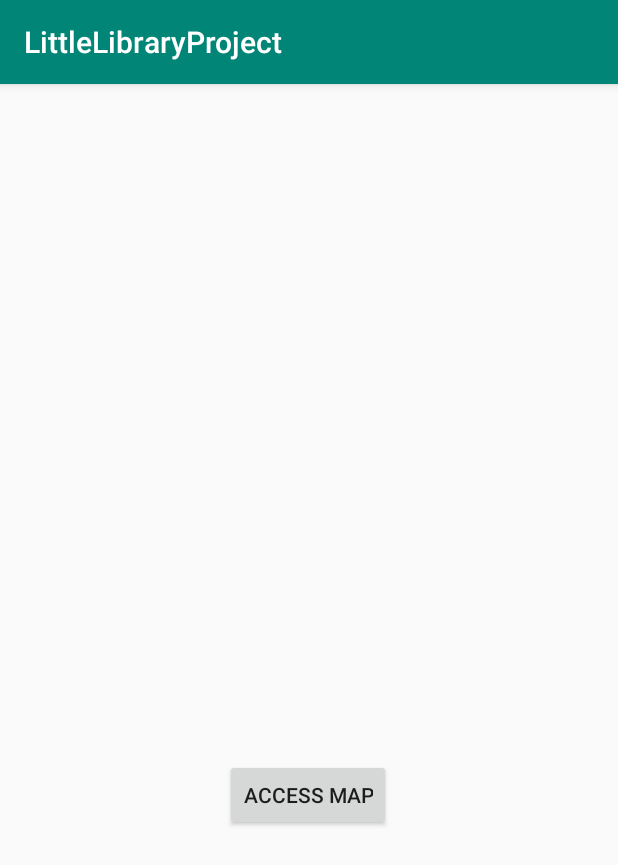
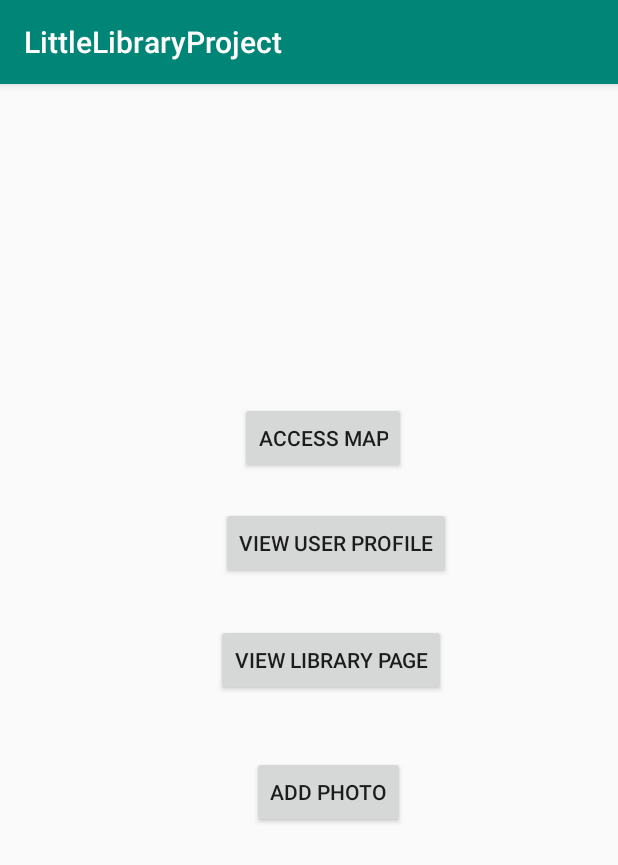
Before and after one commit to Corb3t/Little-Library-Android-Project, an Android app: the screen it shows after launch (MainActivity), on a phone screen of 412 x 824 dp. Shown: the top 865 px of the screen. Run offline under Robolectric (Android 15) with nearby library versions, the phone set to English and light mode, and no system bars.

Commit message:
Created Main Activity Skeleton

```diff
--- a/app/src/main/AndroidManifest.xml
+++ b/app/src/main/AndroidManifest.xml
@@ -15,7 +15,8 @@
         android:roundIcon="@mipmap/ic_launcher_round"
         android:supportsRtl="true"
         android:theme="@style/AppTheme">
-        <activity android:name=".LibraryActivity"></activity>
+        <activity android:name=".UsersActivity"></activity>
+        <activity android:name=".LibraryActivity" />
         <!--
              The API key for Google Maps-based APIs is defined as a string resource.
              (See the file "res/values/google_maps_api.xml").
--- a/app/src/main/java/com/example/littlelibraryproject/MainActivity.java
+++ b/app/src/main/java/com/example/littlelibraryproject/MainActivity.java
@@ -2,6 +2,7 @@
 
 import androidx.appcompat.app.AppCompatActivity;
 
+import android.app.Activity;
 import android.content.Intent;
 import android.os.Bundle;
 import android.view.View;
@@ -27,10 +28,51 @@
                 openMapsActivity();
             }
         });
+
+        button = (Button) findViewById(R.id.button2);
+        button.setOnClickListener(new View.OnClickListener(){
+            @Override
+            public void onClick(View v) {
+                openUsersActivity();
+            }
+        });
+
+        button = (Button) findViewById(R.id.button3);
+        button.setOnClickListener(new View.OnClickListener(){
+            @Override
+            public void onClick(View v) {
+                openLibraryActivity();
+            }
+        });
+
+        button = (Button) findViewById(R.id.button4);
+        button.setOnClickListener(new View.OnClickListener(){
+            @Override
+            public void onClick(View v) {
+                openPhotoActivity();
+            }
+        });
     }
 
     public void openMapsActivity() {
         Intent intent = new Intent(this, MapsActivity.class);
         startActivity(intent);
     }
+
+    public void openUsersActivity() {
+        Intent intent = new Intent(this, UsersActivity.class);
+        startActivity(intent);
+    }
+
+    public void openLibraryActivity() {
+        Intent intent = new Intent(this, LibraryActivity.class);
+        startActivity(intent);
+    }
+
+    public void openPhotoActivity() {
+        Intent intent = new Intent(this, AddPhotoActivity.class);
+        startActivity(intent);
+    }
+
+
 }
--- a/app/src/main/java/com/example/littlelibraryproject/User.java
+++ /dev/null
@@ -1,4 +0,0 @@
-package com.example.littlelibraryproject;
-
-public class User {
-}
--- a/app/src/main/res/layout/activity_main.xml
+++ b/app/src/main/res/layout/activity_main.xml
@@ -10,10 +10,40 @@
         android:id="@+id/button"
         android:layout_width="wrap_content"
         android:layout_height="wrap_content"
-        android:layout_marginStart="150dp"
-        android:layout_marginTop="450dp"
+        android:layout_marginStart="160dp"
+        android:layout_marginTop="212dp"
         android:text="Access Map"
         app:layout_constraintStart_toStartOf="parent"
         app:layout_constraintTop_toTopOf="parent" />
 
+    <Button
+        android:id="@+id/button2"
+        android:layout_width="wrap_content"
+        android:layout_height="wrap_content"
+        android:layout_marginStart="147dp"
+        android:layout_marginTop="22dp"
+        android:text="View User Profile"
+        app:layout_constraintStart_toStartOf="parent"
+        app:layout_constraintTop_toBottomOf="@+id/button" />
+
+    <Button
+        android:id="@+id/button3"
+        android:layout_width="wrap_content"
+        android:layout_height="wrap_content"
+        android:layout_marginStart="144dp"
+        android:layout_marginTop="30dp"
+        android:text="View Library Page"
+        app:layout_constraintStart_toStartOf="parent"
+        app:layout_constraintTop_toBottomOf="@+id/button2" />
+
+    <Button
+        android:id="@+id/button4"
+        android:layout_width="wrap_content"
+        android:layout_height="wrap_content"
+        android:layout_marginStart="168dp"
+        android:layout_marginTop="40dp"
+        android:text="Add Photo"
+        app:layout_constraintStart_toStartOf="parent"
+        app:layout_constraintTop_toBottomOf="@+id/button3" />
+
 </androidx.constraintlayout.widget.ConstraintLayout>
```
Also changed, not shown: app/src/main/java/com/example/littlelibraryproject/UsersActivity.java (added, +14 -0 lines), app/src/main/res/layout/activity_users.xml (added, +9 -0 lines).
